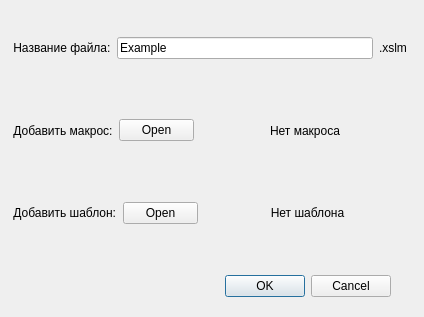
First picture: the form in assets/chooseDialog.ui, repository JuustR/IIC, before the edit.
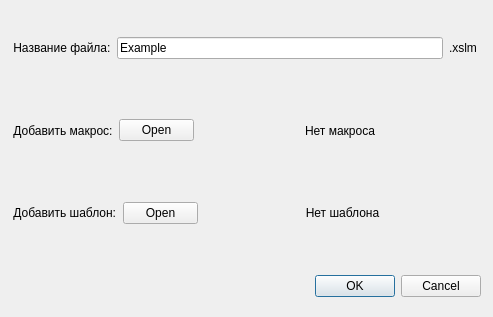
Second picture: the form after the edit.

Commit message: Add Choose functions

What changed in the file:
```diff
--- a/assets/chooseDialog.ui
+++ b/assets/chooseDialog.ui
@@ -6,7 +6,7 @@
    <rect>
     <x>0</x>
     <y>0</y>
-    <width>424</width>
+    <width>493</width>
     <height>317</height>
    </rect>
   </property>
@@ -18,7 +18,7 @@
     <rect>
      <x>50</x>
      <y>270</y>
-     <width>341</width>
+     <width>431</width>
      <height>32</height>
     </rect>
    </property>
@@ -37,7 +37,7 @@
     <rect>
      <x>10</x>
      <y>10</y>
-     <width>401</width>
+     <width>471</width>
      <height>241</height>
     </rect>
    </property>
```
The commit also changes 8 other files.
